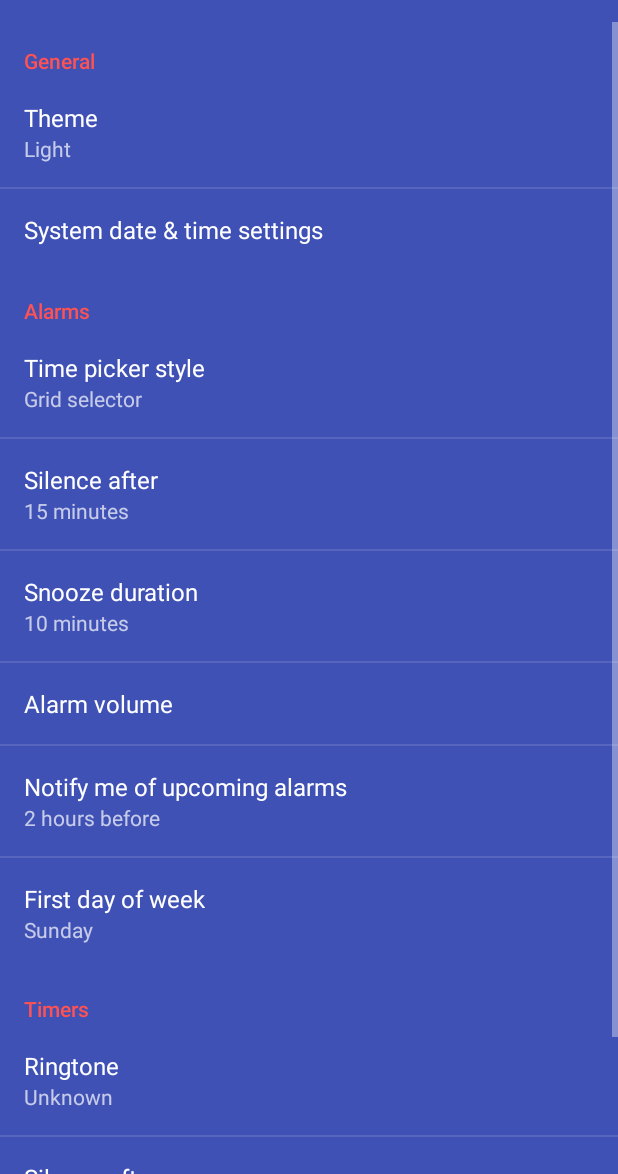
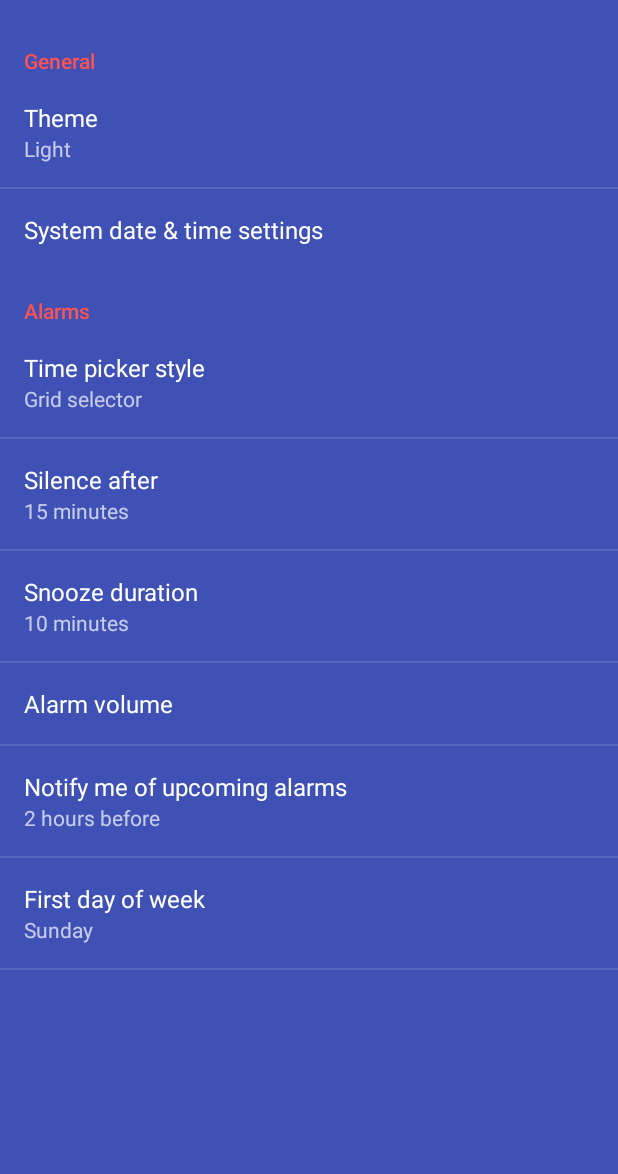
Before and after one commit to haayhappen/ClockPlus, an Android app: the SettingsActivity screen opened directly, with no data from a screen before it, on a phone screen of 412 x 824 dp, the part 62-1236 px from its top. Run offline under Robolectric (Android 15) with nearby library versions, the phone set to English and light mode, and no system bars; our stand-ins replace ButterKnife.

Commit message:
remove Timers section from settings

```diff
--- a/app/src/main/res/xml/preferences.xml
+++ b/app/src/main/res/xml/preferences.xml
@@ -86,23 +86,5 @@
             android:defaultValue="@string/value_sunday"
             android:summary="%s"/>
     </PreferenceCategory>
-    <PreferenceCategory android:title="@string/title_category_timers">
-        <com.haayhappen.clockplus.settings.ThemedRingtonePreference
-            android:key="@string/key_timer_ringtone"
-            android:title="@string/title_timer_ringtone"
-            android:ringtoneType="alarm"
-            android:defaultValue="content://settings/system/alarm_alert"/>
-        <ListPreference
-            android:key="@string/key_timer_silence_after"
-            android:title="@string/title_timer_silence_after"
-            android:dialogTitle="@string/title_timer_silence_after"
-            android:entries="@array/entries_duration"
-            android:entryValues="@array/values_duration"
-            android:defaultValue="15"
-            android:summary="%s"/>
-        <SwitchPreference
-            android:key="@string/key_timer_vibrate"
-            android:title="@string/title_timer_vibrate"
-            android:defaultValue="false"/>
-    </PreferenceCategory>
+
 </PreferenceScreen>
```
Also changed, not shown: app/src/main/java/com/haayhappen/clockplus/settings/ThemedRingtonePreference.java (deleted, +0 -109 lines), app/src/main/res/values-v21/styles_timer.xml (deleted, +0 -18 lines), app/src/main/res/values/styles_stopwatch.xml (deleted, +0 -37 lines), app/src/main/res/values/styles_timer.xml (deleted, +0 -46 lines).
